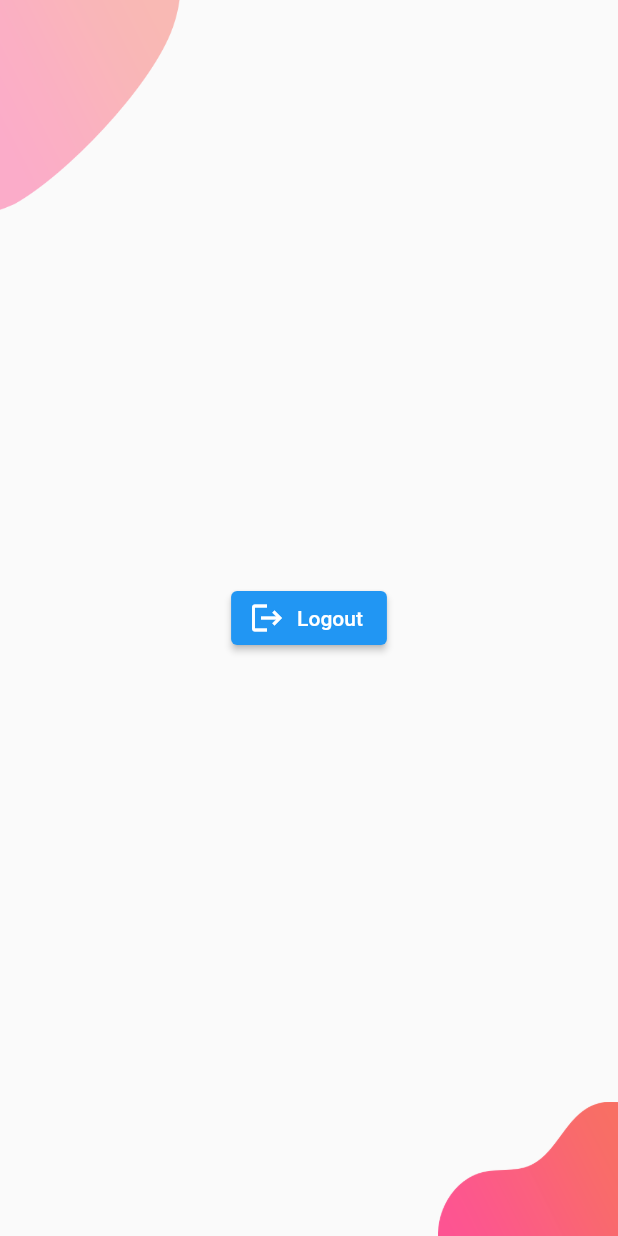
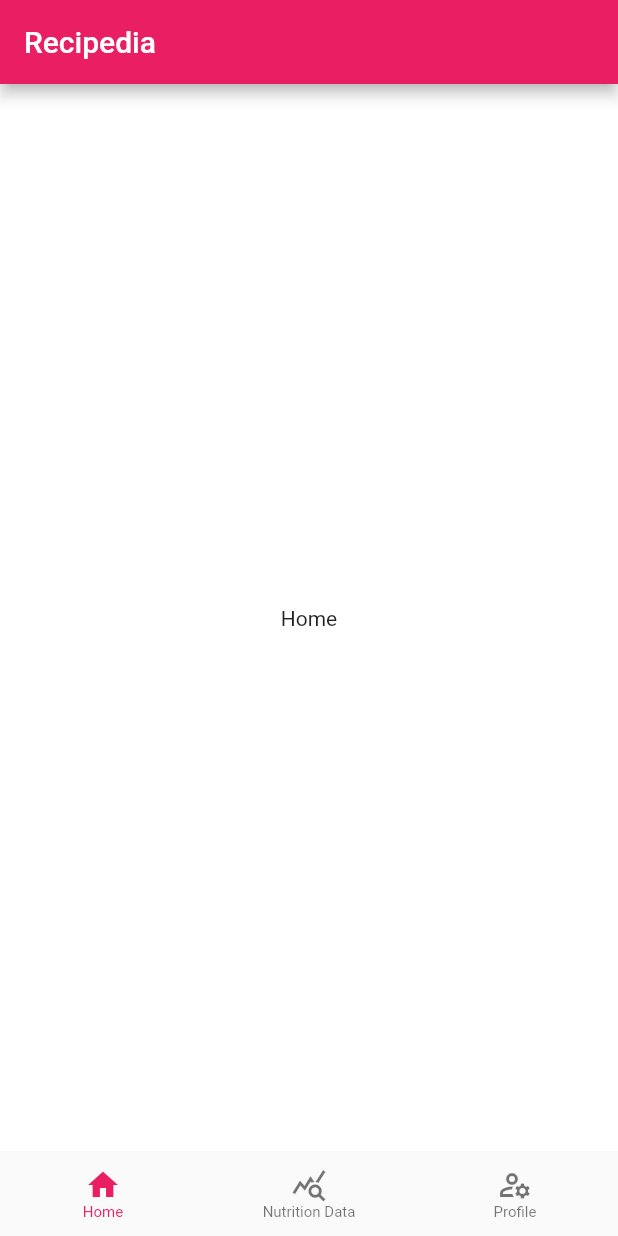
Before and after one commit to Gaurav-71/Multi-Factor-based-Nutrient-Management-and-Recipe-Recommendation-System, a Flutter app: the screen it shows once a user with an empty profile is signed in, on a phone screen of 412 x 824 dp. Run offline on Flutter 3.47's test engine with Material 2 defaults, Android fonts, the phone set to English and light mode, and no system bars; our stand-ins replace cloud_firestore, firebase_auth, firebase_core, flutter_spinkit, flutter_svg; accounts and stored records are empty; project files that could hold a hidden picture were left out.

Commit message:
Adde nav bar

```diff
--- a/Application/Frontend/lib/constants.dart
+++ b/Application/Frontend/lib/constants.dart
@@ -1,6 +1,7 @@
 import 'package:flutter/material.dart';
 
-const kPrimaryColor = Color(0xFFF50057);
+// const kPrimaryColor = Color(0xFFF50057);
+const kPrimaryColor = Colors.pink;
 const kPrimaryLightColor = Color.fromARGB(255, 255, 156, 190);
 
 const double defaultPadding = 16.0;
--- a/Application/Frontend/lib/main.dart
+++ b/Application/Frontend/lib/main.dart
@@ -25,6 +25,7 @@
         debugShowCheckedModeBanner: false,
         title: 'Recipedia',
         theme: ThemeData(
+          primarySwatch: Colors.pink,
           primaryColor: kPrimaryColor,
           scaffoldBackgroundColor: Colors.white,
           elevatedButtonTheme: ElevatedButtonThemeData(
@@ -47,7 +48,10 @@
               borderRadius: BorderRadius.all(Radius.circular(30)),
               borderSide: BorderSide.none,
             ),
-            )),
+          ),
+          bottomNavigationBarTheme: const BottomNavigationBarThemeData(
+              selectedItemColor: kPrimaryColor),
+        ),
         home: const AuthWrapper(),
       ),
     );
--- a/Application/Frontend/lib/screens/home/home.dart
+++ b/Application/Frontend/lib/screens/home/home.dart
@@ -1,43 +1,17 @@
 import 'package:flutter/material.dart';
-import 'package:recipedia/components/background.dart';
-import 'package:recipedia/services/auth.dart';
+import 'package:flutter/services.dart';
+import 'package:recipedia/screens/navigation/navigation.dart';
 
 class Home extends StatelessWidget {
   const Home({Key? key}) : super(key: key);
 
   @override
   Widget build(BuildContext context) {
-    return const MaterialApp(
-      title: 'Flutter Demo',
-      home: MyHomePage(title: 'Firebase Auth Demo'),
-    );
+    SystemChrome.setPreferredOrientations([DeviceOrientation.portraitUp]);
+    return Scaffold(
+        appBar: AppBar(
+          title: const Text("Recipedia"),
+        ),
+        body: const NavScreen());
   }
 }
-
-class MyHomePage extends StatefulWidget {
-  const MyHomePage({Key? key, required this.title}) : super(key: key);
-
-  final String title;
-
-  @override
-  State<MyHomePage> createState() => _MyHomePageState();
-}
-
-class _MyHomePageState extends State<MyHomePage> {
-  final AuthService _authService = AuthService();
-
-  @override
-  Widget build(BuildContext context) {
-    return Background(
-      child: Center(
-        child: ElevatedButton.icon(
-          icon: const Icon(Icons.logout),
-          onPressed: () async {
-            await _authService.signOut();
-          },
-          label: const Text("Logout"),
-        ), // This trailing comma makes auto-formatting nicer for build methods.
-      ),
-    );
-  }
-}
--- /dev/null
+++ b/Application/Frontend/lib/screens/navigation/home.dart
@@ -0,0 +1,17 @@
+import 'package:flutter/material.dart';
+
+class HomeTab extends StatefulWidget {
+  const HomeTab({Key? key}) : super(key: key);
+
+  @override
+  State<HomeTab> createState() => _HomeTabState();
+}
+
+class _HomeTabState extends State<HomeTab> {
+  @override
+  Widget build(BuildContext context) {
+    return const Center(
+      child: Text("Home"),
+    );
+  }
+}
--- /dev/null
+++ b/Application/Frontend/lib/screens/navigation/navigation.dart
@@ -0,0 +1,57 @@
+import 'package:flutter/material.dart';
+import 'package:recipedia/screens/navigation/home.dart';
+import 'package:recipedia/screens/navigation/nutrition.dart';
+import 'package:recipedia/screens/navigation/profile.dart';
+
+class NavScreen extends StatefulWidget {
+  const NavScreen({Key? key}) : super(key: key);
+
+  @override
+  State<NavScreen> createState() => _NavScreenState();
+}
+
+class _NavScreenState extends State<NavScreen> {
+  int _selectedIndex = 0;
+
+  final _screens = [const HomeTab(), const NutritionTab(), const ProfileTab()];
+
+  @override
+  Widget build(BuildContext context) {
+    return Scaffold(
+      body: Stack(
+          children: _screens
+              .asMap()
+              .map((i, screen) => MapEntry(
+                  i,
+                  Offstage(
+                    offstage: _selectedIndex != i,
+                    child: screen,
+                  )))
+              .values
+              .toList()),
+      bottomNavigationBar: BottomNavigationBar(
+          elevation: 1.0,
+          type: BottomNavigationBarType.fixed,
+          currentIndex: _selectedIndex,
+          onTap: (i) => setState(() {
+                _selectedIndex = i;
+              }),
+          selectedFontSize: 10.0,
+          unselectedFontSize: 10.0,
+          items: const [
+            BottomNavigationBarItem(
+                icon: Icon(Icons.home_outlined),
+                activeIcon: Icon(Icons.home),
+                label: 'Home'),
+            BottomNavigationBarItem(
+                icon: Icon(Icons.query_stats_outlined),
+                activeIcon: Icon(Icons.query_stats),
+                label: 'Nutrition Data'),
+            BottomNavigationBarItem(
+                icon: Icon(Icons.manage_accounts_outlined),
+                activeIcon: Icon(Icons.manage_accounts),
+                label: 'Profile'),
+          ]),
+    );
+  }
+}
--- a/Application/Frontend/lib/services/auth.dart
+++ b/Application/Frontend/lib/services/auth.dart
@@ -6,6 +6,11 @@
   // auth observer stream
   Stream<User?> get user {
     return _auth.authStateChanges().map((User? user) => user);
+  }
+
+  currentUser() {
+    User? user = _auth.currentUser;
+    return user;
   }
 
   Future signUpWithEmailAndPassword(String email, String password) async {
--- a/Application/Frontend/pubspec.yaml
+++ b/Application/Frontend/pubspec.yaml
@@ -35,9 +35,14 @@
   cupertino_icons: ^1.0.2
   firebase_core: ^1.17.1
   firebase_auth: ^3.3.19
+  cloud_firestore: ^3.1.17
   flutter_spinkit: ^5.1.0
   provider: ^6.0.3
   flutter_svg: ^1.1.0
+  csv: ^5.0.1
+  path_provider: ^2.0.11
+  permission_handler: ^9.2.0
+  file_picker: ^4.6.1
 
 dev_dependencies:
   flutter_test:
```
Also changed, not shown: Application/Frontend/lib/screens/navigation/nutrition.dart (added, +55 -0 lines), Application/Frontend/lib/screens/navigation/profile.dart (added, +59 -0 lines), Application/Frontend/lib/services/database.dart (added, +30 -0 lines), Application/Frontend/assets/auth/logout.svg (added), Application/Frontend/assets/images/upload.svg (added), Application/Frontend/pubspec.lock, 4 other files. Lines whose indentation alone changed are shown as unchanged.
